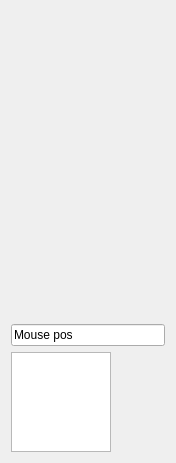
The window that forms/imagePanelForm.ui (alu0101041735/glvision) describes before a commit, drawn with Qt 5.
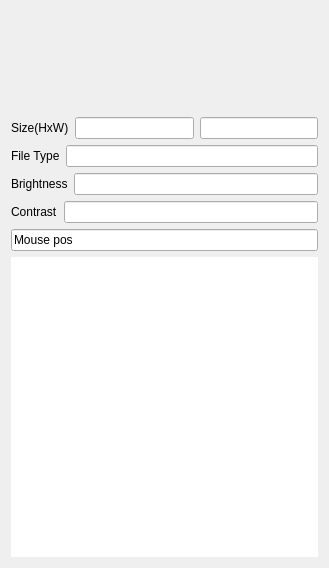
The same window after the commit. Custom widgets are drawn as their Qt base class.

Diff of the .ui file:
```diff
--- a/forms/imagePanelForm.ui
+++ b/forms/imagePanelForm.ui
@@ -6,12 +6,12 @@
    <rect>
     <x>0</x>
     <y>0</y>
-    <width>176</width>
+    <width>329</width>
     <height>463</height>
    </rect>
   </property>
   <property name="sizePolicy">
-   <sizepolicy hsizetype="Minimum" vsizetype="Preferred">
+   <sizepolicy hsizetype="Fixed" vsizetype="Preferred">
     <horstretch>0</horstretch>
     <verstretch>0</verstretch>
    </sizepolicy>
@@ -42,6 +42,69 @@
      </property>
     </widget>
    </item>
+   <item>
+    <layout class="QHBoxLayout" name="horizontalLayout">
+     <item>
+      <widget class="QLabel" name="sizeLabel">
+       <property name="text">
+        <string>Size(HxW)</string>
+       </property>
+      </widget>
+     </item>
+     <item>
+      <widget class="QLineEdit" name="sizeH"/>
+     </item>
+     <item>
+      <widget class="QLineEdit" name="sizeW"/>
+     </item>
+    </layout>
+   </item>
+   <item>
+    <layout class="QHBoxLayout" name="horizontalLayout_2">
+     <item>
+      <widget class="QLabel" name="fileTypeLabel">
+       <property name="text">
+        <string>File Type</string>
+       </property>
+      </widget>
+     </item>
+     <item>
+      <widget class="QLineEdit" name="fileType"/>
+     </item>
+    </layout>
+   </item>
+   <item>
+    <layout class="QHBoxLayout" name="horizontalLayout_3">
+     <item>
+      <widget class="QLabel" name="brightnessImage">
+       <property name="text">
+        <string>Brightness</string>
+       </property>
+      </widget>
+     </item>
+     <item>
+      <widget class="QLineEdit" name="lineEdit"/>
+     </item>
+    </layout>
+   </item>
+   <item>
+    <layout class="QHBoxLayout" name="horizontalLayout_4">
+     <item>
+      <widget class="QLabel" name="label">
+       <property name="text">
+        <string>Contrast</string>
+       </property>
+      </widget>
+     </item>
+     <item>
+      <widget class="QLineEdit" name="lineEdit_2">
+       <property name="layoutDirection">
+        <enum>Qt::RightToLeft</enum>
+       </property>
+      </widget>
+     </item>
+    </layout>
+   </item>
    <item>
     <widget class="QLineEdit" name="mousePos">
      <property name="sizePolicy">
@@ -71,20 +134,27 @@
      </property>
      <property name="minimumSize">
       <size>
-       <width>100</width>
-       <height>100</height>
+       <width>300</width>
+       <height>300</height>
       </size>
      </property>
-     <property name="maximumSize">
-      <size>
-       <width>100</width>
-       <height>100</height>
-      </size>
+     <property name="frameShape">
+      <enum>QFrame::NoFrame</enum>
+     </property>
+     <property name="frameShadow">
+      <enum>QFrame::Plain</enum>
      </property>
     </widget>
    </item>
   </layout>
  </widget>
+ <customwidgets>
+  <customwidget>
+   <class>QChartView</class>
+   <extends>QGraphicsView</extends>
+   <header>QtCharts</header>
+  </customwidget>
+ </customwidgets>
  <resources/>
  <connections/>
 </ui>
```
Left out of the diff: 2 changed lines with no effect on the pictures.
